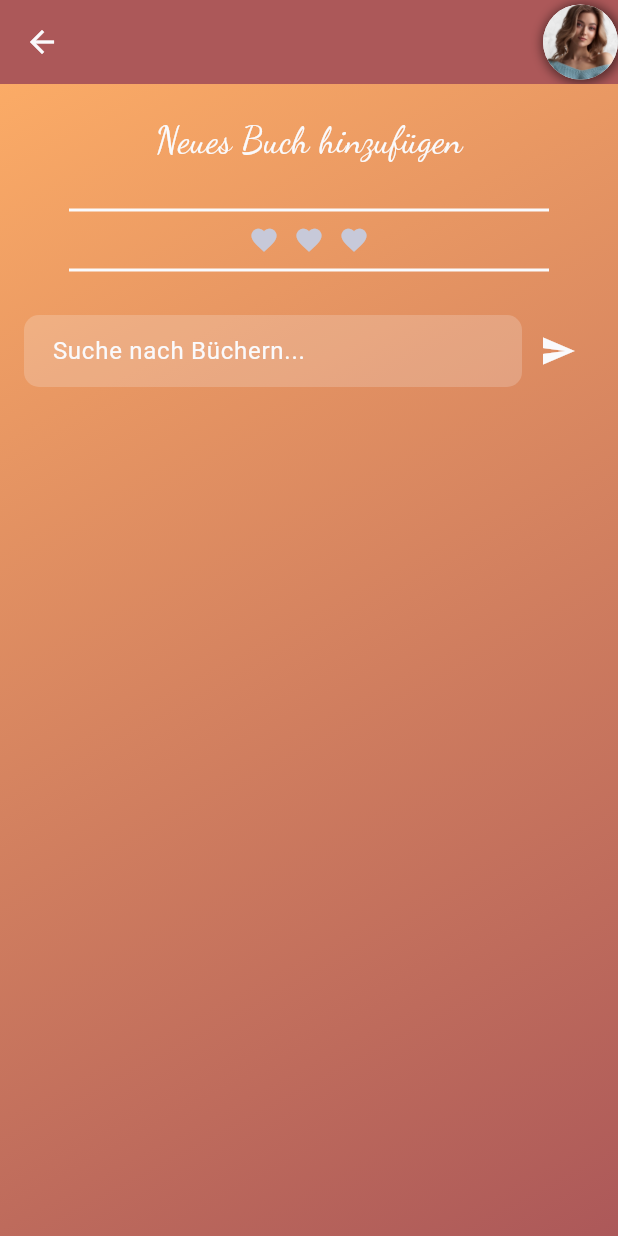
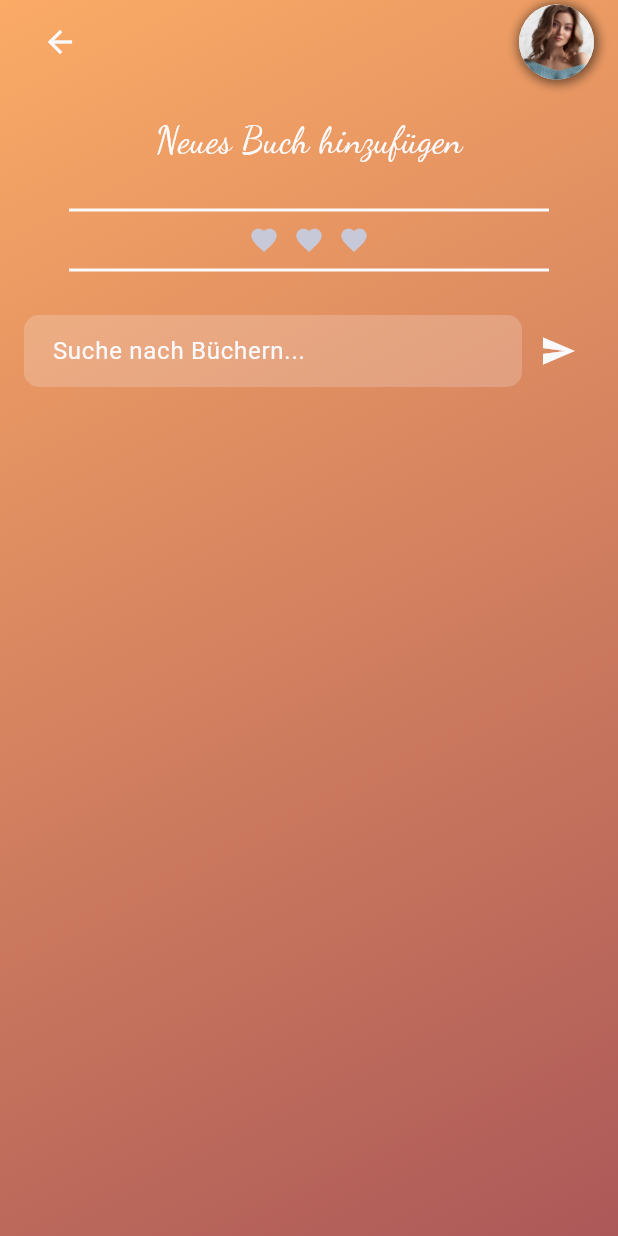
Before and after one commit to Queengirl1990/BookiesList, a Flutter app: the NewBookAdd screen opened directly, on a phone screen of 412 x 824 dp. Run offline on Flutter 3.47's test engine with Material 3 defaults, Android fonts, the phone set to English and light mode, and no system bars; our stand-ins replace animate_do, carousel_slider, curved_navigation_bar, flutter_rating_bar, flutter_riverpod, font_awesome_flutter and 6 more; missing offline and left inert: flutter_barcode_scanner; accounts and stored records are empty.

Commit message:
add book design

```diff
--- a/lib/features/bookSuggestions/presentation/add_book_suggestion.dart
+++ b/lib/features/bookSuggestions/presentation/add_book_suggestion.dart
@@ -1,39 +1,19 @@
 import 'package:bookieslist/backend/styles/theme.dart';
 import 'package:bookieslist/backend/widgets/bookieslist_widgets.dart';
 import 'package:flutter/material.dart';
-import 'package:flutter_riverpod/flutter_riverpod.dart';
 import 'package:http/http.dart' as http;
 import 'dart:convert';
-import 'dart:async';
 
 import '../../../backend/styles/appbar.dart';
-
-//mehr laden button entfernt da er fehler geworfen hat, nochmal überarbeiten
-//Appbar noch darkred
+import '../../home/presentation/home_screen.dart';
 
 void main() {
   runApp(
-    ProviderScope(
-      child: MyApp(),
+    MaterialApp(
+      home: NewBookAdd(),
+      theme: CustomTheme.getAppTheme(),
     ),
   );
-}
-
-class MyApp extends StatelessWidget {
-  @override
-  Widget build(BuildContext context) {
-    return MaterialApp(
-      home: NewBookAdd(),
-      theme: ThemeData.light().copyWith(
-        primaryColor: CustomTheme.darkRed,
-        scaffoldBackgroundColor: Colors.transparent,
-        appBarTheme: const AppBarTheme(
-          backgroundColor: CustomTheme.darkRed, // Änderung hier
-          elevation: 0,
-        ),
-      ),
-    );
-  }
 }
 
 class NewBookAdd extends StatefulWidget {
@@ -42,38 +22,43 @@ class NewBookAdd extends StatefulWidget {
 }
 
 class _NewBookAddState extends State<NewBookAdd> {
-  TextEditingController _searchController = TextEditingController();
+  final TextEditingController _searchController = TextEditingController();
   List<BookInfo> _searchResults = [];
 
   @override
   Widget build(BuildContext context) {
     return Scaffold(
-      appBar: AppBar(
-        backgroundColor: CustomTheme.darkRed,
-        elevation: 0,
-        leading: IconButton(
-          icon: const Icon(Icons.arrow_back, color: CustomTheme.snowWhite),
+      body: Stack(
+        children: [
+          Container(
+            decoration: CustomTheme.getBackgroundGradient(),
+          ),
+          Column(
+            children: [
+              SizedBox(
+                  height: MediaQuery.of(context)
+                      .padding
+                      .top), // Adjust for status bar
+              Container(
+                height: 56.0, // AppBar height
+                padding: EdgeInsets.symmetric(horizontal: 16.0),
+                color: Colors.transparent,
+                child: Row(
+                  mainAxisAlignment: MainAxisAlignment.spaceBetween,
+                  children: [
+                    IconButton(
+                      icon: const Icon(Icons.arrow_back,
+                          color: CustomTheme.snowWhite),
                       onPressed: () {
                         Navigator.pop(context);
                       },
                     ),
-        actions: [
                     myCircularAvatar(),
                   ],
                 ),
-      body: Container(
-        decoration: BoxDecoration(
-          gradient: LinearGradient(
-            colors: <Color>[
-              CustomTheme.loginGradientStart,
-              CustomTheme.loginGradientEnd,
-            ],
-            begin: FractionalOffset(0.0, 0.0),
-            end: FractionalOffset(1.0, 1.0),
-            stops: <double>[0.0, 1.0],
-            tileMode: TileMode.clamp,
               ),
-        ),
+              Expanded(
+                child: SingleChildScrollView(
                   child: Column(
                     mainAxisAlignment: MainAxisAlignment.start,
                     children: [
@@ -97,13 +82,15 @@ class _NewBookAddState extends State<NewBookAdd> {
                             Expanded(
                               child: TextField(
                                 controller: _searchController,
-                      style: const TextStyle(color: CustomTheme.snowWhite),
+                                style: const TextStyle(
+                                    color: CustomTheme.snowWhite),
                                 decoration: InputDecoration(
                                   hintText: 'Suche nach Büchern...',
-                        hintStyle:
-                            const TextStyle(color: CustomTheme.snowWhite),
+                                  hintStyle: const TextStyle(
+                                      color: CustomTheme.snowWhite),
                                   filled: true,
-                        fillColor: CustomTheme.snowWhite.withOpacity(0.2),
+                                  fillColor:
+                                      CustomTheme.snowWhite.withOpacity(0.2),
                                   border: OutlineInputBorder(
                                     borderRadius: BorderRadius.circular(10),
                                     borderSide: BorderSide.none,
@@ -120,9 +107,9 @@ class _NewBookAddState extends State<NewBookAdd> {
                               ),
                             ),
                             IconButton(
-                    icon: const Icon(Icons.send, color: CustomTheme.snowWhite),
+                              icon: const Icon(Icons.send,
+                                  color: CustomTheme.snowWhite),
                               onPressed: () {
-                      // Suche starten
                                 _searchBooks();
                               },
                             ),
@@ -130,8 +117,9 @@ class _NewBookAddState extends State<NewBookAdd> {
                         ),
                       ),
                       const SizedBox(height: 20),
-            Expanded(
-              child: ListView.builder(
+                      ListView.builder(
+                        shrinkWrap: true,
+                        physics: NeverScrollableScrollPhysics(),
                         itemCount: _searchResults.length,
                         itemBuilder: (context, index) {
                           final BookInfo result = _searchResults[index];
@@ -145,13 +133,18 @@ class _NewBookAddState extends State<NewBookAdd> {
                                   )
                                 : const SizedBox.shrink(),
                             title: Text(result.title,
-                        style: const TextStyle(color: CustomTheme.snowWhite)),
+                                style: const TextStyle(
+                                    color: CustomTheme.snowWhite)),
                           );
                         },
+                      ),
+                    ],
+                  ),
                 ),
               ),
             ],
           ),
+        ],
       ),
     );
   }
```
Also changed, not shown: 5 other files. Lines whose indentation alone changed are shown as unchanged.
